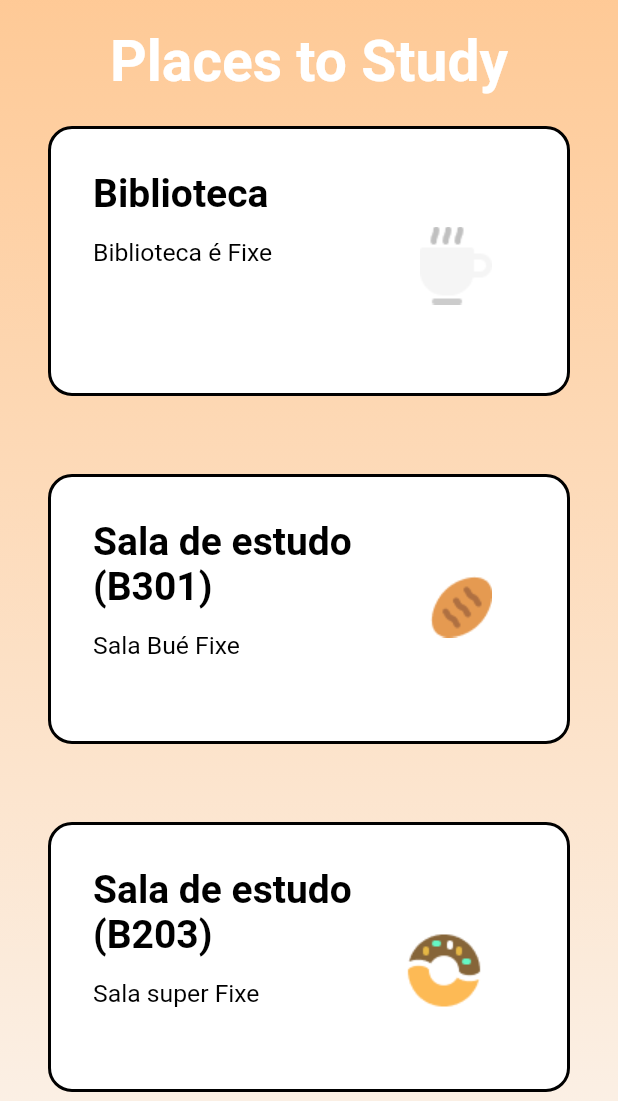
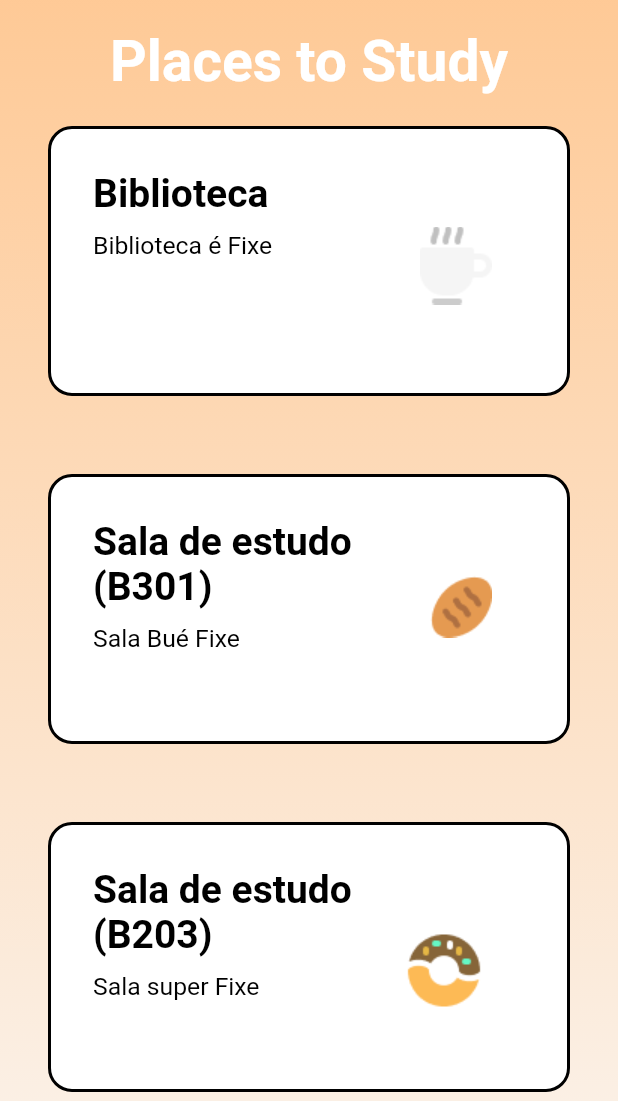
Before and after one commit to JPsobral20/TimeSlice, a Flutter app: the PlacesToStudyScreen screen opened directly, on a phone screen of 412 x 824 dp, the part 135-1236 px from its top. Run offline on Flutter 3.47's test engine with Material 2 defaults, Android fonts, the phone set to English and light mode, and no system bars; our stand-ins replace curved_navigation_bar, percent_indicator.

Commit message:
Fixed PlacesToStudy_test

```diff
--- a/src/lib/Screen/PlacesToStudy/PlacesToStudyItems.dart
+++ b/src/lib/Screen/PlacesToStudy/PlacesToStudyItems.dart
@@ -48,7 +48,7 @@ class PlacesToStudyItems extends StatelessWidget {
                         ),
                       ),
                     ),
-                    SizedBox(height: 15),
+                    SizedBox(height: 10),
                     SizedBox(
                       width: 175,
                       child: Text(
```
